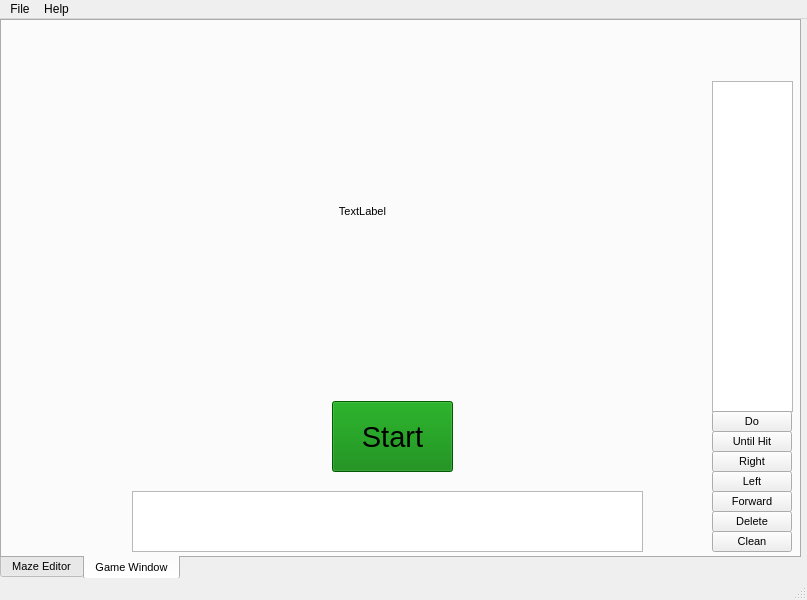
This is viewer.ui in C2-YK/a9-an-educational-app-FredZ-U as Qt 5 draws it before an edit. The edited form follows.
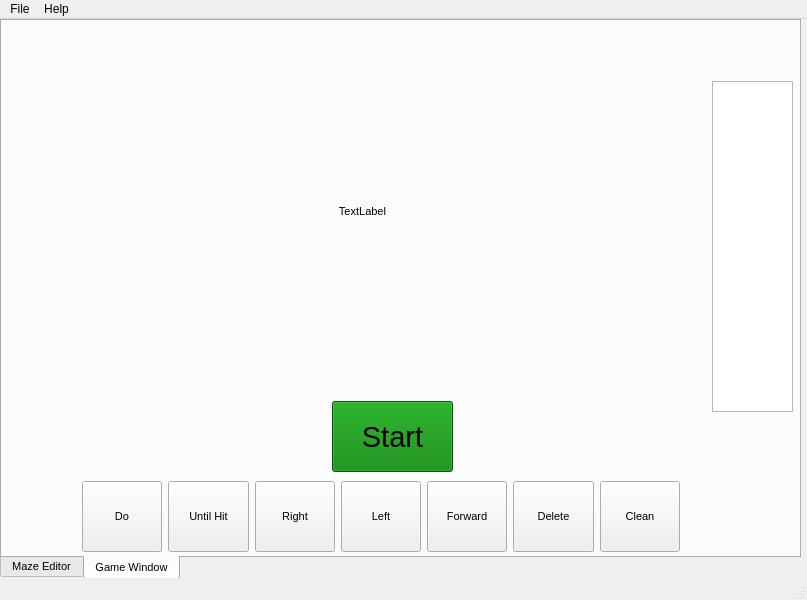
This is the edited form. Icons and pictures are not drawn.

Commit message: Adjust UI layout

Patch:
```diff
--- a/viewer.ui
+++ b/viewer.ui
@@ -173,16 +173,6 @@
        </rect>
       </property>
      </widget>
-     <widget class="QListWidget" name="blockList">
-      <property name="geometry">
-       <rect>
-        <x>130</x>
-        <y>470</y>
-        <width>511</width>
-        <height>61</height>
-       </rect>
-      </property>
-     </widget>
      <widget class="QPushButton" name="startButton">
       <property name="geometry">
        <rect>
@@ -220,112 +210,139 @@
        <set>Qt::AlignCenter</set>
       </property>
      </widget>
+     <widget class="QLabel" name="winLabel">
+      <property name="geometry">
+       <rect>
+        <x>110</x>
+        <y>60</y>
+        <width>521</width>
+        <height>221</height>
+       </rect>
+      </property>
+      <property name="text">
+       <string/>
+      </property>
+      <property name="alignment">
+       <set>Qt::AlignCenter</set>
+      </property>
+     </widget>
+     <widget class="QWidget" name="horizontalLayoutWidget_2">
+      <property name="geometry">
+       <rect>
+        <x>80</x>
+        <y>460</y>
+        <width>598</width>
+        <height>71</height>
+       </rect>
+      </property>
+      <layout class="QHBoxLayout" name="horizontalLayout_2">
+       <property name="sizeConstraint">
+        <enum>QLayout::SetDefaultConstraint</enum>
+       </property>
+       <item>
      <widget class="QPushButton" name="DoButton">
-      <property name="geometry">
-       <rect>
-        <x>710</x>
-        <y>390</y>
-        <width>80</width>
-        <height>21</height>
-       </rect>
+         <property name="sizePolicy">
+          <sizepolicy hsizetype="Minimum" vsizetype="Preferred">
+           <horstretch>0</horstretch>
+           <verstretch>0</verstretch>
+          </sizepolicy>
       </property>
       <property name="text">
        <string>Do</string>
       </property>
      </widget>
+       </item>
+       <item>
      <widget class="QPushButton" name="UntilButton">
-      <property name="geometry">
-       <rect>
-        <x>710</x>
-        <y>410</y>
-        <width>80</width>
-        <height>21</height>
-       </rect>
+         <property name="sizePolicy">
+          <sizepolicy hsizetype="Minimum" vsizetype="Preferred">
+           <horstretch>0</horstretch>
+           <verstretch>0</verstretch>
+          </sizepolicy>
       </property>
       <property name="text">
        <string>Until Hit</string>
       </property>
      </widget>
+       </item>
+       <item>
      <widget class="QPushButton" name="RightButton">
-      <property name="geometry">
-       <rect>
-        <x>710</x>
-        <y>430</y>
-        <width>80</width>
-        <height>21</height>
-       </rect>
+         <property name="sizePolicy">
+          <sizepolicy hsizetype="Minimum" vsizetype="Preferred">
+           <horstretch>0</horstretch>
+           <verstretch>0</verstretch>
+          </sizepolicy>
       </property>
       <property name="text">
        <string>Right</string>
       </property>
-     </widget>
+         <property name="icon">
+          <iconset resource="Resource.qrc">
+           <normaloff>:/icon/res/right rotate.png</normaloff>:/icon/res/right rotate.png</iconset>
+         </property>
+        </widget>
+       </item>
+       <item>
      <widget class="QPushButton" name="LeftButton">
-      <property name="geometry">
-       <rect>
-        <x>710</x>
-        <y>450</y>
-        <width>80</width>
-        <height>21</height>
-       </rect>
+         <property name="sizePolicy">
+          <sizepolicy hsizetype="Minimum" vsizetype="Preferred">
+           <horstretch>0</horstretch>
+           <verstretch>0</verstretch>
+          </sizepolicy>
       </property>
       <property name="text">
        <string>Left</string>
       </property>
-     </widget>
+         <property name="icon">
+          <iconset resource="Resource.qrc">
+           <normaloff>:/icon/res/left rotate.png</normaloff>:/icon/res/left rotate.png</iconset>
+         </property>
+        </widget>
+       </item>
+       <item>
      <widget class="QPushButton" name="ForwardButton">
-      <property name="geometry">
-       <rect>
-        <x>710</x>
-        <y>470</y>
-        <width>80</width>
-        <height>21</height>
-       </rect>
+         <property name="sizePolicy">
+          <sizepolicy hsizetype="Minimum" vsizetype="Preferred">
+           <horstretch>0</horstretch>
+           <verstretch>0</verstretch>
+          </sizepolicy>
       </property>
       <property name="text">
        <string>Forward</string>
       </property>
-     </widget>
+         <property name="icon">
+          <iconset resource="Resource.qrc">
+           <normaloff>:/icon/res/move forward.png</normaloff>:/icon/res/move forward.png</iconset>
+         </property>
+        </widget>
+       </item>
+       <item>
      <widget class="QPushButton" name="deleteButton">
-      <property name="geometry">
-       <rect>
-        <x>710</x>
-        <y>490</y>
-        <width>80</width>
-        <height>21</height>
-       </rect>
+         <property name="sizePolicy">
+          <sizepolicy hsizetype="Minimum" vsizetype="Preferred">
+           <horstretch>0</horstretch>
+           <verstretch>0</verstretch>
+          </sizepolicy>
       </property>
       <property name="text">
        <string>Delete</string>
       </property>
      </widget>
+       </item>
+       <item>
      <widget class="QPushButton" name="cleanButton">
-      <property name="geometry">
-       <rect>
-        <x>710</x>
-        <y>510</y>
-        <width>80</width>
-        <height>21</height>
-       </rect>
+         <property name="sizePolicy">
+          <sizepolicy hsizetype="Minimum" vsizetype="Preferred">
+           <horstretch>0</horstretch>
+           <verstretch>0</verstretch>
+          </sizepolicy>
       </property>
       <property name="text">
        <string>Clean</string>
       </property>
      </widget>
-     <widget class="QLabel" name="winLabel">
-      <property name="geometry">
-       <rect>
-        <x>110</x>
-        <y>60</y>
-        <width>521</width>
-        <height>221</height>
-       </rect>
-      </property>
-      <property name="text">
-       <string/>
-      </property>
-      <property name="alignment">
-       <set>Qt::AlignCenter</set>
-      </property>
+       </item>
+      </layout>
      </widget>
     </widget>
    </widget>
```
Lines whose indentation alone changed are shown as unchanged.
